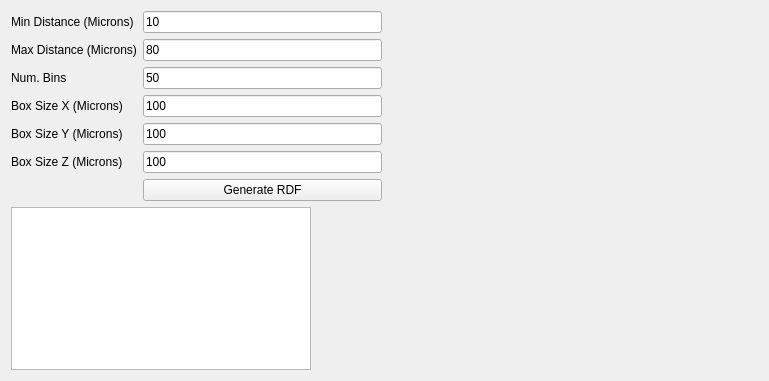
Above: Source/Applications/StatsGenerator/UI_Files/StatsGenRDFWidget.ui from BlueQuartzSoftware/DREAM3D before the change. Below: the same form after it.
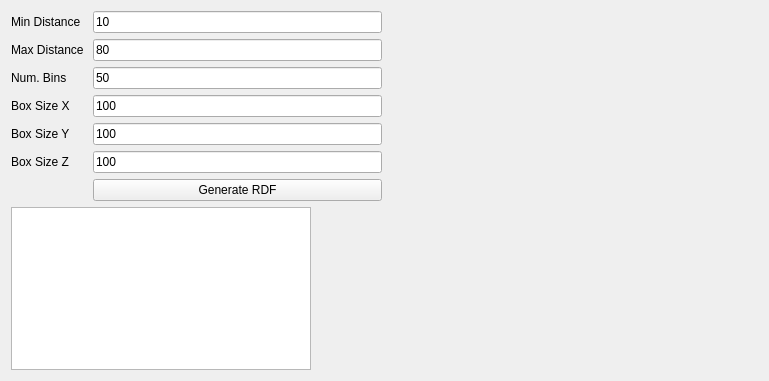
That is the form after the change. Custom widgets are drawn as their Qt base class.

The edit to the form file:
```diff
--- a/Source/Applications/StatsGenerator/UI_Files/StatsGenRDFWidget.ui
+++ b/Source/Applications/StatsGenerator/UI_Files/StatsGenRDFWidget.ui
@@ -22,14 +22,14 @@
      <item row="5" column="0">
       <widget class="QLabel" name="label_6">
        <property name="text">
-        <string>Box Size Z (Microns)</string>
+        <string>Box Size Z</string>
        </property>
       </widget>
      </item>
      <item row="4" column="0">
       <widget class="QLabel" name="label">
        <property name="text">
-        <string>Box Size Y (Microns)</string>
+        <string>Box Size Y </string>
        </property>
       </widget>
      </item>
@@ -50,7 +50,7 @@
      <item row="3" column="0">
       <widget class="QLabel" name="label_5">
        <property name="text">
-        <string>Box Size X (Microns)</string>
+        <string>Box Size X</string>
        </property>
       </widget>
      </item>
@@ -117,14 +117,14 @@
      <item row="1" column="0">
       <widget class="QLabel" name="label_3">
        <property name="text">
-        <string>Max Distance (Microns)</string>
+        <string>Max Distance </string>
        </property>
       </widget>
      </item>
      <item row="0" column="0">
       <widget class="QLabel" name="label_2">
        <property name="text">
-        <string>Min Distance (Microns)</string>
+        <string>Min Distance </string>
        </property>
       </widget>
      </item>
```
